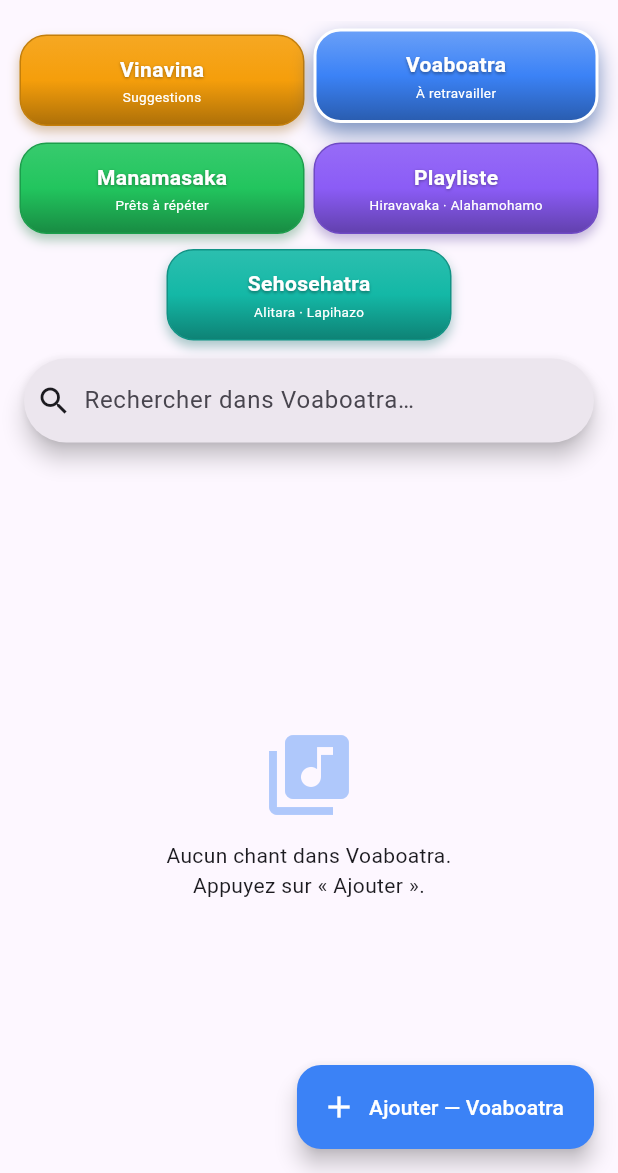
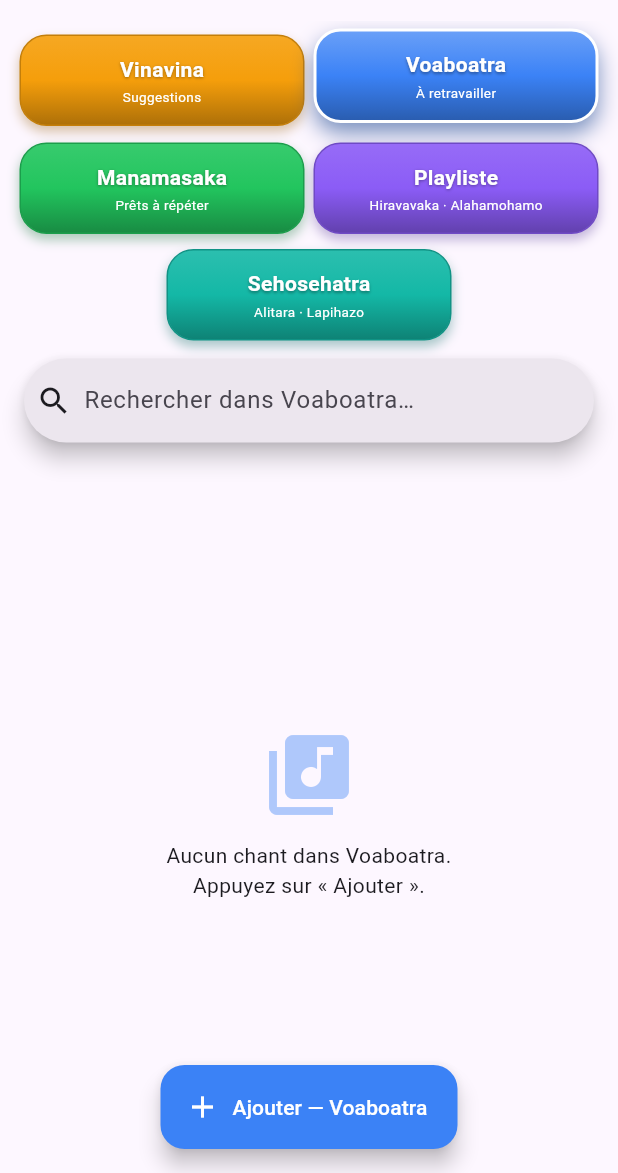
Before and after one commit to Razafindriatsara/vazoantso, a Flutter app: the screen it shows after launch, after a tap on "Voaboatra", on a phone screen of 412 x 824 dp, the part 63-1236 px from its top. Run offline on Flutter 3.47's test engine with Material 3 defaults, Android fonts, the phone set to English and light mode, and no system bars; our stand-ins replace cloud_firestore, file_picker, firebase_core, just_audio, web; missing offline and left inert: dart:js_interop, syncfusion_flutter_pdf, syncfusion_flutter_pdfviewer; accounts and stored records are empty.

Commit message:
Bouton Ajouter centré en bas de la fenêtre
Co-Authored-By: Claude Sonnet 5.5 <noreply@anthropic.com>

```diff
--- a/lib/screens/home_screen.dart
+++ b/lib/screens/home_screen.dart
@@ -442,12 +442,14 @@ class _HomeScreenState extends State<HomeScreen> {
                         child: _reorderable
                             ? ReorderableListView.builder(
                                 buildDefaultDragHandles: false,
+                                padding: const EdgeInsets.only(bottom: 88),
                                 itemCount: _folders.length,
                                 onReorder: _reorder,
                                 itemBuilder: (context, i) =>
                                     _folderTile(_folders[i], i),
                               )
                             : ListView.builder(
+                                padding: const EdgeInsets.only(bottom: 88),
                                 itemCount: _folders.length,
                                 itemBuilder: (context, i) =>
                                     _folderTile(_folders[i], i),
@@ -456,6 +458,7 @@ class _HomeScreenState extends State<HomeScreen> {
           ),
         ],
       ),
+      floatingActionButtonLocation: FloatingActionButtonLocation.centerFloat,
       floatingActionButton: FloatingActionButton.extended(
         onPressed: _addFolder,
         backgroundColor: _color,
```
